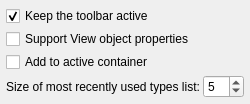
Before: the Qt Designer form Resources/ui/dynamicdataprefs.ui in mwganson/DynamicData, drawn with Qt 5.
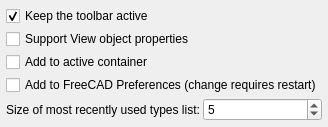
After: the same form once the commit is applied. Custom widgets are drawn as their Qt base class.

Commit message:
add option to use FreeCAD preferences (#58)
* add option to use FreeCAD preferences

* remove some whitespace

```diff
--- a/Resources/ui/dynamicdataprefs.ui
+++ b/Resources/ui/dynamicdataprefs.ui
@@ -2,6 +2,14 @@
 <ui version="4.0">
  <class>Gui::Dialog::DlgSettingsDraft</class>
  <widget class="QWidget" name="Gui::Dialog::DlgSettingsDynamicData">
+  <property name="geometry">
+   <rect>
+    <x>0</x>
+    <y>0</y>
+    <width>267</width>
+    <height>125</height>
+   </rect>
+  </property>
   <property name="windowTitle">
    <string>Dynamic Data Settings</string>
   </property>
@@ -78,6 +86,22 @@
      </property>
     </widget>
    </item>
+   <item>
+    <widget class="Gui::PrefCheckBox" name="AddToFreeCADPreferences">
+      <property name="toolTip">
+        <string>If enabled, Dynamic Data settings page will appear in FreeCAD preferences</string>
+      </property>
+     <property name="text">
+      <string>Add to FreeCAD Preferences (change requires restart)</string>
+     </property>
+      <property name="prefEntry" stdset="0">
+        <cstring>AddToFreeCADPreferences</cstring>
+      </property>
+      <property name="prefPath" stdset="0">
+        <cstring>Mod/DynamicData</cstring>
+      </property>
+    </widget>
+   </item>
    <item>
     <layout class="QHBoxLayout">
      <property name="spacing">
@@ -123,6 +147,19 @@
      </item>
     </layout>
    </item>
+   <item>
+    <spacer name="verticalSpacer">
+     <property name="orientation">
+      <enum>Qt::Vertical</enum>
+     </property>
+     <property name="sizeHint" stdset="0">
+      <size>
+       <width>20</width>
+       <height>40</height>
+      </size>
+     </property>
+    </spacer>
+   </item>
   </layout>
  </widget>
  <layoutdefault spacing="3" margin="6"/>
```
Left out of the diff: 2 changed lines with no effect on the pictures. The commit also changes 3 other files.
